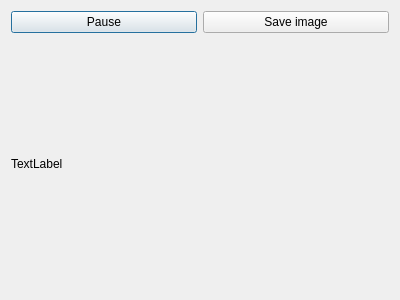
Qt form qt-frontend/widgets/RenderWindow/renderwindow.ui (phresnel/picogen) before a commit.
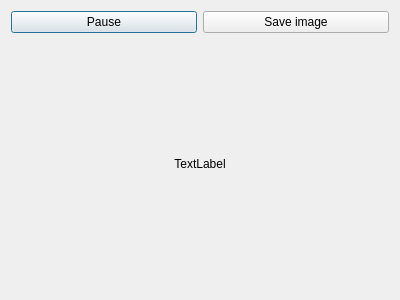
The same form after that commit.

Commit message: properly resize image upon window-resize-event

What changed in the file:
```diff
--- a/qt-frontend/widgets/RenderWindow/renderwindow.ui
+++ b/qt-frontend/widgets/RenderWindow/renderwindow.ui
@@ -37,9 +37,18 @@
    </item>
    <item>
     <widget class="QLabel" name="pix">
+     <property name="sizePolicy">
+      <sizepolicy hsizetype="Ignored" vsizetype="Ignored">
+       <horstretch>0</horstretch>
+       <verstretch>0</verstretch>
+      </sizepolicy>
+     </property>
      <property name="text">
       <string>TextLabel</string>
      </property>
+     <property name="alignment">
+      <set>Qt::AlignCenter</set>
+     </property>
     </widget>
    </item>
   </layout>
```
The commit also changes 2 other files.
